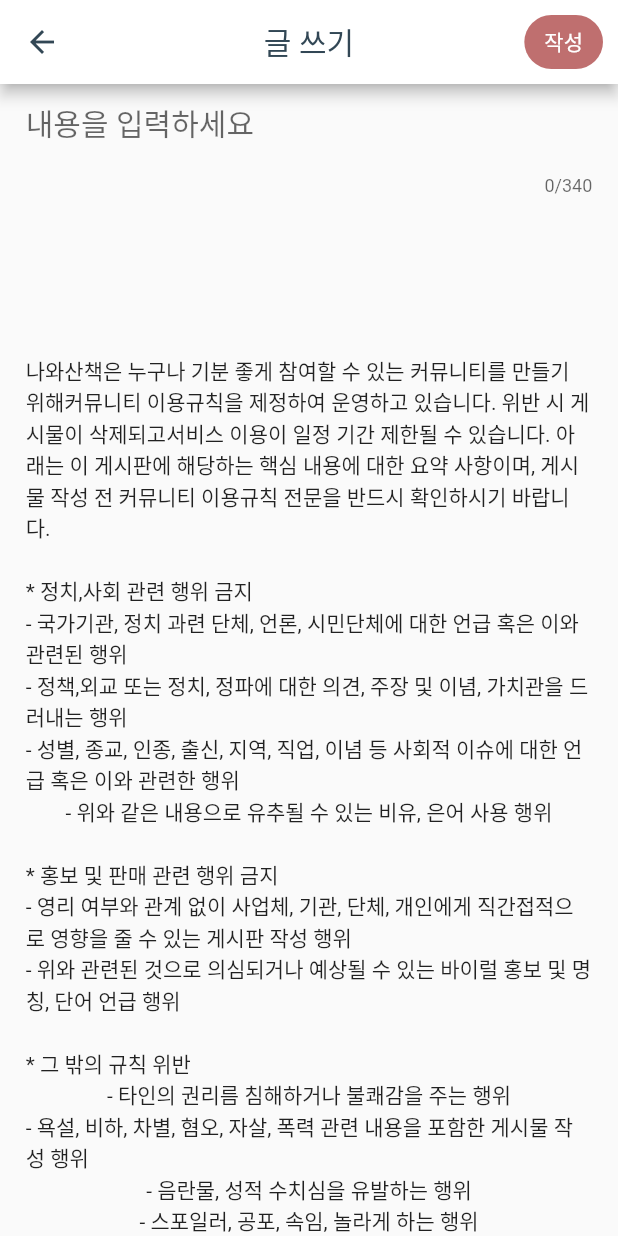
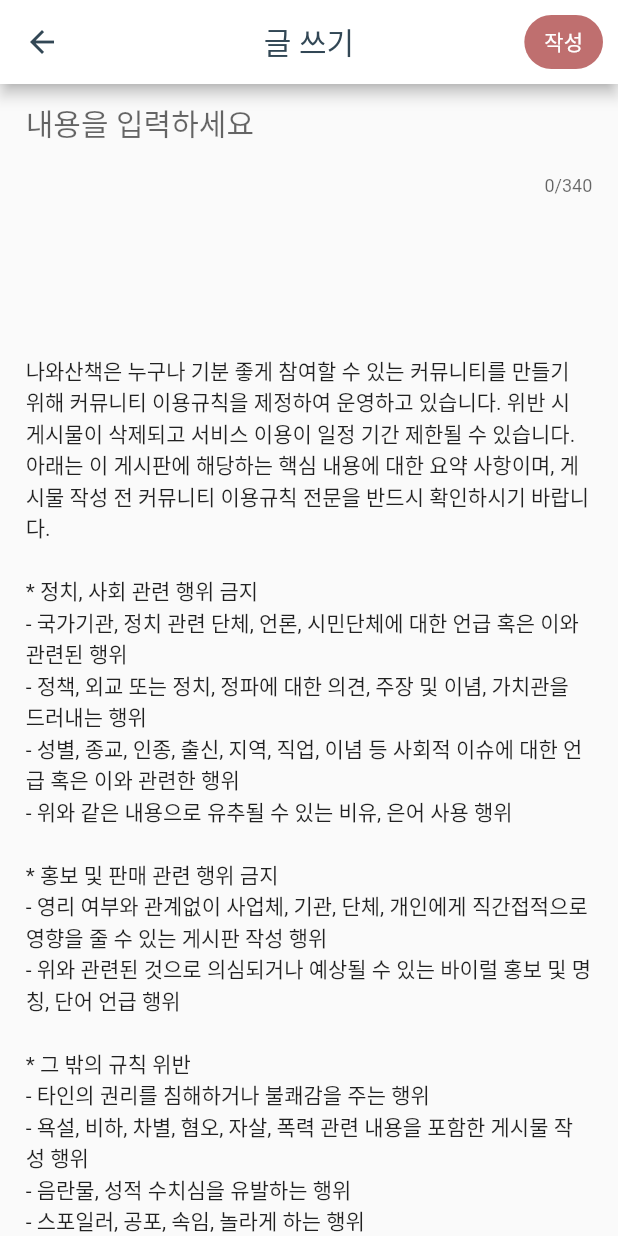
Before and after one commit to nawasancheck/flutter, a Flutter app: the WritePost screen opened directly, scrolled down 109 dp, on a phone screen of 412 x 824 dp. Run offline on Flutter 3.47's test engine with Material 2 defaults, Android fonts, the phone set to English and light mode, and no system bars; our stand-ins replace cloud_firestore, eva_icons_flutter, firebase_auth, firebase_core, firebase_messaging, firebase_storage and 4 more; missing offline and left inert: flutter_facebook_auth, kakao_flutter_sdk_user, search_page; accounts and stored records are empty.

Commit message:
[Design] 게시판 작성시 공지사항 글 편집

```diff
--- a/lib/logic/freeboard/write/write_comment.dart
+++ b/lib/logic/freeboard/write/write_comment.dart
@@ -69,10 +69,6 @@ class _WriteCommentState extends State<WriteComment> {
               // 텍스트필드에 값이 입력되면 Send a message가 활성화
             ),
           ), //
-          /*GestureDetector(
-            onTap: _userEnterMessage.trim().isEmpty ? null : _writeComment,
-            child: Icon(Icons.send),
-          ),*/ // Form 위젯 필요 없다?
         ],
       ),
     );
--- a/lib/logic/freeboard/write/write_post.dart
+++ b/lib/logic/freeboard/write/write_post.dart
@@ -116,32 +116,48 @@ class _WriteScreenState extends State<WritePost> {
               child: Column(
                 children: [
                   Text(
-                      '나와산책은 누구나 기분 좋게 참여할 수 있는 커뮤니티를 만들기 위해커뮤니티 이용규칙을 제정하여 운영하고 있습니다. 위반 시 게시물이 삭제되고서비스 이용이 일정 기간 제한될 수 있습니다. 아래는 이 게시판에 해당하는 핵심 내용에 대한 요약 사항이며, 게시물 작성 전 커뮤니티 이용규칙 전문을 반드시 확인하시기 바랍니다.\n'),
+                      '나와산책은 누구나 기분 좋게 참여할 수 있는 커뮤니티를 만들기 위해 커뮤니티 이용규칙을 제정하여 운영하고 있습니다. 위반 시 게시물이 삭제되고 서비스 이용이 일정 기간 제한될 수 있습니다. 아래는 이 게시판에 해당하는 핵심 내용에 대한 요약 사항이며, 게시물 작성 전 커뮤니티 이용규칙 전문을 반드시 확인하시기 바랍니다.\n'),
                   Row(
                     children: [
-                      Text('* 정치,사회 관련 행위 금지'),
+                      Text('* 정치, 사회 관련 행위 금지'),
                     ],
                   ),
-                  Text('- 국가기관, 정치 과련 단체, 언론, 시민단체에 대한 언급 혹은 이와 관련된 행위'),
-                  Text('- 정책,외교 또는 정치, 정파에 대한 의견, 주장 및 이념, 가치관을 드러내는 행위'),
+                  Text('- 국가기관, 정치 관련 단체, 언론, 시민단체에 대한 언급 혹은 이와 관련된 행위'),
+                  Text('- 정책, 외교 또는 정치, 정파에 대한 의견, 주장 및 이념, 가치관을 드러내는 행위'),
                   Text('- 성별, 종교, 인종, 출신, 지역, 직업, 이념 등 사회적 이슈에 대한 언급 혹은 이와 관련한 행위'),
-                  Text('- 위와 같은 내용으로 유추될 수 있는 비유, 은어 사용 행위\n'),
+                  Row(
+                    children: [
+                      Text('- 위와 같은 내용으로 유추될 수 있는 비유, 은어 사용 행위\n'),
+                    ],
+                  ),
                   Row(
                     children: [
                       Text('* 홍보 및 판매 관련 행위 금지'),
                     ],
                   ),
-                  Text('- 영리 여부와 관계 없이 사업체, 기관, 단체, 개인에게 직간접적으로 영향을 줄 수 있는 게시판 작성 행위'),
+                  Text('- 영리 여부와 관계없이 사업체, 기관, 단체, 개인에게 직간접적으로 영향을 줄 수 있는 게시판 작성 행위'),
                   Text('- 위와 관련된 것으로 의심되거나 예상될 수 있는 바이럴 홍보 및 명칭, 단어 언급 행위\n'),
                   Row(
                     children: [
                       Text('* 그 밖의 규칙 위반'),
                     ],
                   ),
-                  Text('- 타인의 권리름 침해하거나 불쾌감을 주는 행위'),
+                  Row(
+                    children: [
+                      Text('- 타인의 권리를 침해하거나 불쾌감을 주는 행위'),
+                    ],
+                  ),
                   Text('- 욕설, 비하, 차별, 혐오, 자살, 폭력 관련 내용을 포함한 게시물 작성 행위'),
-                  Text('- 음란물, 성적 수치심을 유발하는 행위'),
-                  Text('- 스포일러, 공포, 속임, 놀라게 하는 행위'),
+                  Row(
+                    children: [
+                      Text('- 음란물, 성적 수치심을 유발하는 행위'),
+                    ],
+                  ),
+                  Row(
+                    children: [
+                      Text('- 스포일러, 공포, 속임, 놀라게 하는 행위'),
+                    ],
+                  ),
                 ],
               ),
             ),
```
